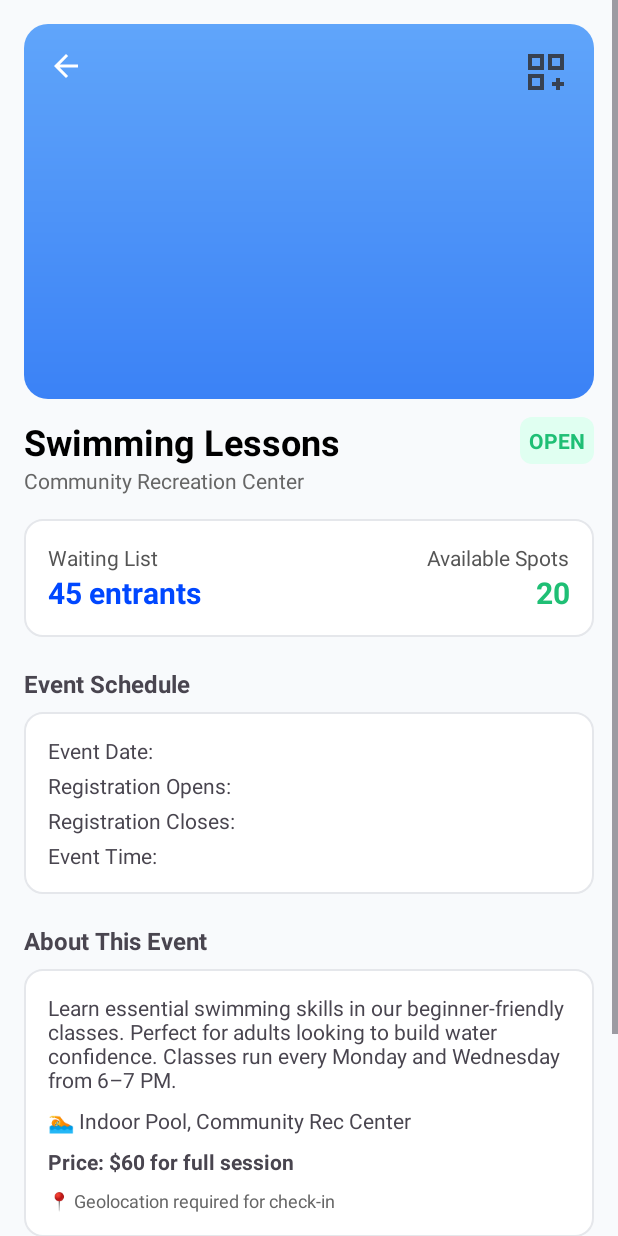
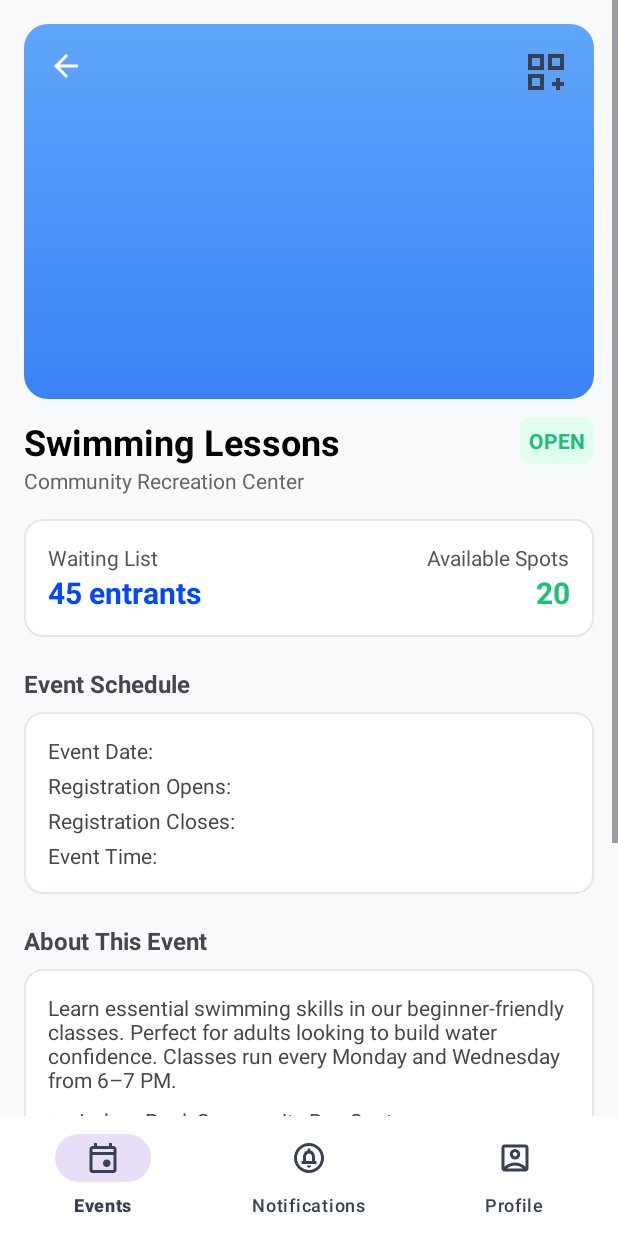
Before and after one commit to CMPUT301F25gainly/gainly-flow, an Android app: the EventDetailActivity screen opened directly, with no data from a screen before it, on a phone screen of 412 x 824 dp. Run offline under Robolectric (Android 15) with nearby library versions, the phone set to English and light mode, and no system bars; our stand-ins replace Firebase (no records; nobody signed in at launch, a user with empty details on screens opened directly); pictures from the network do not load; 1 statement that could not run was skipped.

Commit message:
Bottom Nav

```diff
--- a/Gainly_Flow/app/src/main/java/com/example/gainly_flow/EventDetailActivity.java
+++ b/Gainly_Flow/app/src/main/java/com/example/gainly_flow/EventDetailActivity.java
@@ -29,6 +29,7 @@ import java.util.Locale;
 
 import com.bumptech.glide.Glide;
 import com.google.firebase.storage.StorageReference;
+import com.google.android.material.bottomnavigation.BottomNavigationView;
 
 public class EventDetailActivity extends AppCompatActivity {
 
@@ -52,6 +53,10 @@ public class EventDetailActivity extends AppCompatActivity {
     private String currentUserId;
     private FirebaseFirestore db;
 
+    private BottomNavigationView bottomNav;
+    private Entrant currentEntrant;
+    private Profile currentProfile;
+
     @Override
     protected void onCreate(Bundle savedInstanceState) {
         super.onCreate(savedInstanceState);
@@ -63,6 +68,10 @@ public class EventDetailActivity extends AppCompatActivity {
         // Get current user ID
         currentUserId = Settings.Secure.getString(getContentResolver(), Settings.Secure.ANDROID_ID);
 
+        // Get entrant/profile from intent
+        currentEntrant = (Entrant) getIntent().getSerializableExtra("entrant");
+        currentProfile = (Profile) getIntent().getSerializableExtra("profile");
+
         // Get event ID from intent
         eventId = getIntent().getStringExtra("event_id");
         if (eventId == null || eventId.isEmpty()) {
@@ -73,7 +82,6 @@ public class EventDetailActivity extends AppCompatActivity {
 
         initializeViews();
         setupButtonListeners();
-        loadEvent(eventId);
         loadEvent(eventId);
     }
 
@@ -103,10 +111,14 @@ public class EventDetailActivity extends AppCompatActivity {
         btnLeave = findViewById(R.id.btnLeave);
         btnShareQr = findViewById(R.id.btn_share_qr);
         btnViewWaitingList = findViewById(R.id.btnViewWaitingList);
+
+        bottomNav = findViewById(R.id.bottomNav);
+        BottomNavHelper.setupBottomNav(this, bottomNav, currentEntrant, currentProfile);
     }
 
     public void loadEvent(String eventId) {
-        if (eventId == null || eventId.isEmpty()) return;
+        if (eventId == null || eventId.isEmpty())
+            return;
 
         db.collection("events").document(eventId).get()
                 .addOnSuccessListener(documentSnapshot -> {
@@ -135,7 +147,8 @@ public class EventDetailActivity extends AppCompatActivity {
     }
 
     private void updateUIWithEventData() {
-        if (event == null) return;
+        if (event == null)
+            return;
 
         // Basic event info
         titleEvent.setText(event.getName() != null ? event.getName() : "Event Name");
@@ -198,44 +211,45 @@ public class EventDetailActivity extends AppCompatActivity {
     }
 
     private void updateRegistrationStatus() {
-        if (event == null) return;
+        if (event == null)
+            return;
 
         String status = event.getRegistrationStatus();
         boolean isOpen = "OPEN".equals(status);
 
         eventStatus.setText(status);
         eventStatus.setTextColor(getResources().getColor(
-                isOpen ? android.R.color.holo_green_dark : android.R.color.holo_red_dark
-        ));
+                isOpen ? android.R.color.holo_green_dark : android.R.color.holo_red_dark));
 
         btnJoin.setEnabled(isOpen);
         btnJoin.setAlpha(isOpen ? 1f : 0.5f);
     }
 
     private void updateScheduleSection() {
-        if (event == null) return;
+        if (event == null)
+            return;
 
         // Event date
         Date eventDate = event.getEventDate();
-        eventDuration.setText(eventDate != null ?
-                "Event Date: " + dateFormat.format(eventDate) : "Event Date: Not specified");
+        eventDuration.setText(
+                eventDate != null ? "Event Date: " + dateFormat.format(eventDate) : "Event Date: Not specified");
 
         // Registration dates
         Date regOpen = event.getRegistrationOpen();
         Date regClose = event.getRegistrationClose();
 
-        registrationOpen.setText(regOpen != null ?
-                "Registration Opens: " + dateFormat.format(regOpen) + " at " + timeFormat.format(regOpen) :
-                "Registration Opens: Not specified");
+        registrationOpen.setText(regOpen != null
+                ? "Registration Opens: " + dateFormat.format(regOpen) + " at " + timeFormat.format(regOpen)
+                : "Registration Opens: Not specified");
 
-        registrationClose.setText(regClose != null ?
-                "Registration Closes: " + dateFormat.format(regClose) + " at " + timeFormat.format(regClose) :
-                "Registration Closes: Not specified");
+        registrationClose.setText(regClose != null
+                ? "Registration Closes: " + dateFormat.format(regClose) + " at " + timeFormat.format(regClose)
+                : "Registration Closes: Not specified");
 
         // Event time
         String eventTimeString = event.getTimeString();
-        eventTime.setText(eventTimeString != null && !eventTimeString.isEmpty() ?
-                "Event Time: " + eventTimeString : "Event Time: Not specified");
+        eventTime.setText(eventTimeString != null && !eventTimeString.isEmpty() ? "Event Time: " + eventTimeString
+                : "Event Time: Not specified");
     }
 
     private void updateQrCode() {
@@ -288,7 +302,8 @@ public class EventDetailActivity extends AppCompatActivity {
     }
 
     private void joinWaitingList() {
-        if (event == null || currentUserId == null) return;
+        if (event == null || currentUserId == null)
+            return;
 
         // Check if user is already in waiting list
         if (waitingList.contains(currentUserId)) {
@@ -364,7 +379,8 @@ public class EventDetailActivity extends AppCompatActivity {
     }
 
     private void addEventToUserHistory() {
-        if (currentUserId == null || eventId == null) return;
+        if (currentUserId == null || eventId == null)
+            return;
 
         // Add event to user's event history
         db.collection("profiles").document(currentUserId)
@@ -385,10 +401,11 @@ public class EventDetailActivity extends AppCompatActivity {
     }
 
     private void loadWaitingListEntrantsDetails(List<String> entrantIds) {
-        if (entrantIds.isEmpty()) return;
+        if (entrantIds.isEmpty())
+            return;
 
         StringBuilder message = new StringBuilder();
-        final int[] loadedCount = {0};
+        final int[] loadedCount = { 0 };
 
         for (int i = 0; i < entrantIds.size(); i++) {
             final int position = i;
@@ -399,8 +416,8 @@ public class EventDetailActivity extends AppCompatActivity {
                         String name;
                         if (documentSnapshot.exists()) {
                             Profile profile = documentSnapshot.toObject(Profile.class);
-                            name = profile != null && profile.getDisplayName() != null ?
-                                    profile.getDisplayName() : "User " + entrantId;
+                            name = profile != null && profile.getDisplayName() != null ? profile.getDisplayName()
+                                    : "User " + entrantId;
                         } else {
                             name = "User " + entrantId;
                         }
@@ -435,7 +452,8 @@ public class EventDetailActivity extends AppCompatActivity {
 
     private void shareQrCode() {
         // TODO: Implement QR code sharing
-        // This would use Android's share intent to share the QR code image or event link
+        // This would use Android's share intent to share the QR code image or event
+        // link
         Toast.makeText(this, "Share QR feature coming soon", Toast.LENGTH_SHORT).show();
     }
 
@@ -461,8 +479,7 @@ public class EventDetailActivity extends AppCompatActivity {
                             EventDetailActivity.this,
                             eventId,
                             currentUserId,
-                            entrantName
-                    );
+                            entrantName);
                 })
                 .addOnFailureListener(e -> {
                     // Even if we can't get the name, save the location with user ID
@@ -470,9 +487,14 @@ public class EventDetailActivity extends AppCompatActivity {
                             EventDetailActivity.this,
                             eventId,
                             currentUserId,
-                            "User " + currentUserId
-                    );
+                            "User " + currentUserId);
                 });
     }
 
+    @Override
+    protected void onResume() {
+        super.onResume();
+        BottomNavHelper.setSelectedItem(this, bottomNav);
+    }
+
 }
--- a/Gainly_Flow/app/src/main/res/layout/activity_event_details.xml
+++ b/Gainly_Flow/app/src/main/res/layout/activity_event_details.xml
@@ -1,9 +1,17 @@
 <?xml version="1.0" encoding="utf-8"?>
-<ScrollView xmlns:android="http://schemas.android.com/apk/res/android"
+<androidx.constraintlayout.widget.ConstraintLayout xmlns:android="http://schemas.android.com/apk/res/android"
     xmlns:app="http://schemas.android.com/apk/res-auto"
     android:layout_width="match_parent"
     android:layout_height="match_parent"
     android:background="#F8FAFC">
+
+    <ScrollView
+        android:layout_width="0dp"
+        android:layout_height="0dp"
+        app:layout_constraintTop_toTopOf="parent"
+        app:layout_constraintBottom_toTopOf="@id/bottomNav"
+        app:layout_constraintStart_toStartOf="parent"
+        app:layout_constraintEnd_toEndOf="parent">
 
         <LinearLayout
             android:orientation="vertical"
@@ -334,6 +342,18 @@
                     android:backgroundTint="#666666" />
             </LinearLayout>
         </LinearLayout>
+    </ScrollView>
 
+    <com.google.android.material.bottomnavigation.BottomNavigationView
+        android:id="@+id/bottomNav"
+        android:layout_width="0dp"
+        android:layout_height="wrap_content"
+        app:menu="@menu/bottom_nav_menu"
+        app:itemIconTint="@color/gray_700"
+        app:itemTextColor="@color/gray_700"
+        app:layout_constraintBottom_toBottomOf="parent"
+        app:layout_constraintStart_toStartOf="parent"
+        app:layout_constraintEnd_toEndOf="parent"
+        android:background="@color/white"/>
 
-</ScrollView>
+</androidx.constraintlayout.widget.ConstraintLayout>
```
Also changed, not shown: Gainly_Flow/app/src/main/java/com/example/gainly_flow/BottomNavHelper.java (added, +80 -0 lines), Gainly_Flow/app/src/main/java/com/example/gainly_flow/NotificationsActivity.java (+17 -7 lines), Gainly_Flow/app/src/main/java/com/example/gainly_flow/ProfileActivity.java (+21 -0 lines), Gainly_Flow/app/src/main/res/layout/activity_notification.xml (+14 -1 lines), Gainly_Flow/app/src/main/res/layout/activity_profile.xml (+14 -1 lines). Lines whose indentation alone changed are shown as unchanged.
